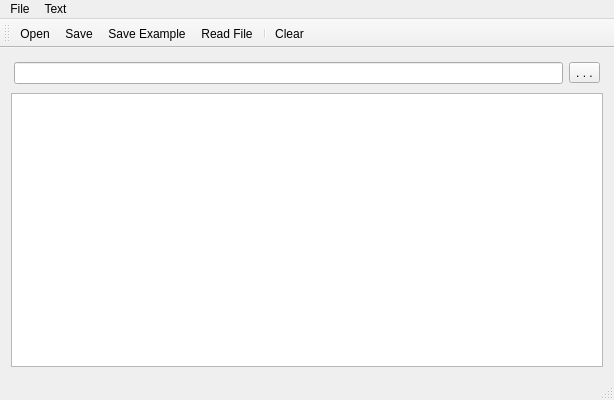
This is mainwindow.ui in tau-lex/Hst-reader as Qt 5 draws it before an edit. The edited form follows.
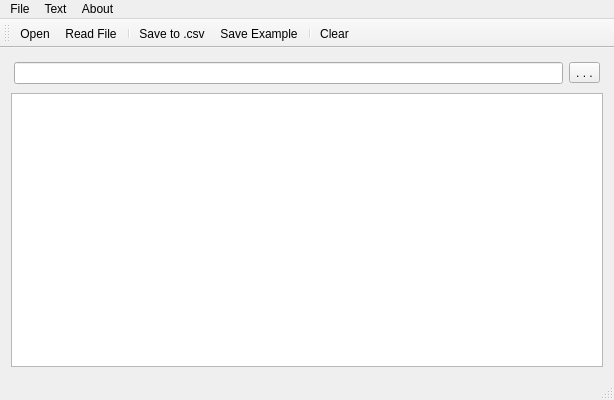
This is the edited form.

```diff
--- a/mainwindow.ui
+++ b/mainwindow.ui
@@ -91,8 +91,16 @@
     <addaction name="actionSave_Example"/>
     <addaction name="actionExit"/>
    </widget>
+   <widget class="QMenu" name="menuAbout">
+    <property name="title">
+     <string>About</string>
+    </property>
+    <addaction name="actionAbout"/>
+    <addaction name="actionAbout_Qt"/>
+   </widget>
    <addaction name="menu_2"/>
    <addaction name="menu"/>
+   <addaction name="menuAbout"/>
   </widget>
   <widget class="QToolBar" name="mainToolBar">
    <attribute name="toolBarArea">
@@ -102,9 +110,10 @@
     <bool>false</bool>
    </attribute>
    <addaction name="actionOpen"/>
+   <addaction name="actionRead_File"/>
+   <addaction name="separator"/>
    <addaction name="actionSaveCsv"/>
    <addaction name="actionSave_Example"/>
-   <addaction name="actionRead_File"/>
    <addaction name="separator"/>
    <addaction name="actionClearText"/>
   </widget>
@@ -127,7 +136,7 @@
   </action>
   <action name="actionSaveCsv">
    <property name="text">
-    <string>Save</string>
+    <string>Save to .csv</string>
    </property>
    <property name="toolTip">
     <string>Save in to csv file format</string>
```
Left out of the diff: 16 changed lines with no effect on the pictures.
